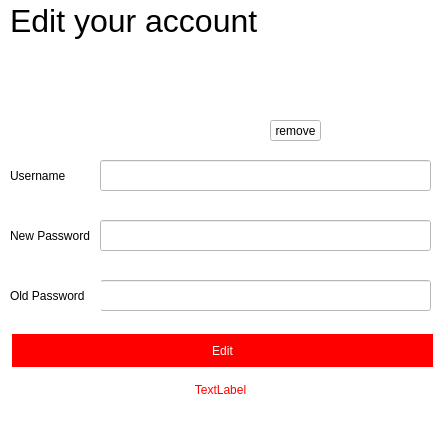
Qt form client/ui/EditAccount/editaccount.ui (s267562/Live-Text-Editor) before a commit.
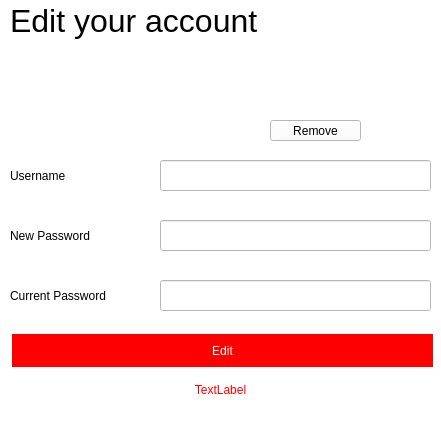
The same form after that commit. Icons and pictures are not drawn. Custom widgets are drawn as their Qt base class.

The edit to the form file:
```diff
--- a/client/ui/EditAccount/editaccount.ui
+++ b/client/ui/EditAccount/editaccount.ui
@@ -45,7 +45,7 @@
      <rect>
       <x>10</x>
       <y>160</y>
-      <width>71</width>
+      <width>141</width>
       <height>31</height>
      </rect>
     </property>
@@ -58,7 +58,7 @@
      <rect>
       <x>10</x>
       <y>220</y>
-      <width>91</width>
+      <width>141</width>
       <height>31</height>
      </rect>
     </property>
@@ -85,9 +85,9 @@
    <widget class="QLineEdit" name="username">
     <property name="geometry">
      <rect>
-      <x>100</x>
+      <x>160</x>
       <y>160</y>
-      <width>331</width>
+      <width>271</width>
       <height>31</height>
      </rect>
     </property>
@@ -95,9 +95,9 @@
    <widget class="QLineEdit" name="newPassword">
     <property name="geometry">
      <rect>
-      <x>100</x>
+      <x>160</x>
       <y>220</y>
-      <width>331</width>
+      <width>271</width>
       <height>31</height>
      </rect>
     </property>
@@ -156,12 +156,12 @@
      <rect>
       <x>270</x>
       <y>120</y>
-      <width>51</width>
+      <width>91</width>
       <height>21</height>
      </rect>
     </property>
     <property name="text">
-     <string>remove</string>
+     <string>Remove</string>
     </property>
    </widget>
    <widget class="QLabel" name="error">
@@ -189,9 +189,9 @@
    <widget class="QLineEdit" name="oldPassword">
     <property name="geometry">
      <rect>
-      <x>100</x>
+      <x>160</x>
       <y>280</y>
-      <width>331</width>
+      <width>271</width>
       <height>31</height>
      </rect>
     </property>
@@ -204,12 +204,12 @@
      <rect>
       <x>10</x>
       <y>280</y>
-      <width>91</width>
+      <width>141</width>
       <height>31</height>
      </rect>
     </property>
     <property name="text">
-     <string>Old Password</string>
+     <string>Current Password</string>
     </property>
    </widget>
   </widget>
```
